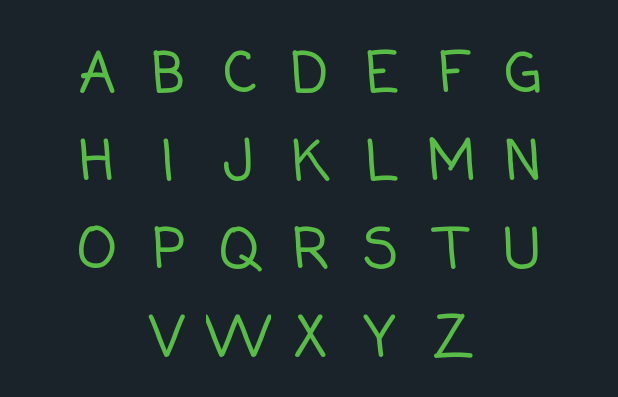
After one commit to 5akda/ThoeicHangman, an Android app: the layout fragment_keyboard.xml on its own in the app's theme, with its tools: preview values and no code run, on a phone screen of 412 x 824 dp. The commit adds this screen. Shown: the top 397 px of the screen. Run offline under Robolectric (Android 15) with nearby library versions, the phone set to English and light mode, and no system bars.

Commit message:
[Game] Keyboard Fragment

```diff
--- a/app/build.gradle
+++ b/app/build.gradle
@@ -15,7 +15,7 @@ android {
         minSdkVersion 23
         targetSdkVersion 29
         versionCode 1
-        versionName "1.0"
+        versionName "2021.4.21"
 
         testInstrumentationRunner "androidx.test.runner.AndroidJUnitRunner"
     }
--- a/app/src/main/AndroidManifest.xml
+++ b/app/src/main/AndroidManifest.xml
@@ -13,6 +13,9 @@
         android:label="@string/app_name"
         android:roundIcon="@mipmap/ic_launcher_round"
         android:supportsRtl="true"
+
+        android:isGame="true"
+
         android:theme="@style/MyAppTheme">
         <activity
             android:name=".ui.game.GameActivity"
--- /dev/null
+++ b/app/src/main/res/anim/fadein.xml
@@ -0,0 +1,4 @@
+<?xml version="1.0" encoding="utf-8"?>
+<alpha xmlns:android="http://schemas.android.com/apk/res/android"
+    android:interpolator="@android:anim/accelerate_interpolator"
+    android:fromAlpha="0.0" android:toAlpha="1.0" android:duration="500" />
--- /dev/null
+++ b/app/src/main/res/anim/fadeout.xml
@@ -0,0 +1,5 @@
+<?xml version="1.0" encoding="utf-8"?>
+
+<alpha xmlns:android="http://schemas.android.com/apk/res/android"
+    android:interpolator="@android:anim/accelerate_interpolator"
+    android:fromAlpha="1.0" android:toAlpha="0.0" android:duration="500" />
--- /dev/null
+++ b/app/src/main/res/layout/fragment_keyboard.xml
@@ -0,0 +1,113 @@
+<?xml version="1.0" encoding="utf-8"?>
+<androidx.constraintlayout.widget.ConstraintLayout xmlns:android="http://schemas.android.com/apk/res/android"
+    android:layout_width="match_parent"
+    android:layout_height="wrap_content"
+    android:paddingTop="24dp"
+    android:paddingBottom="20dp"
+    xmlns:app="http://schemas.android.com/apk/res-auto">
+
+    <LinearLayout
+        android:id="@+id/keyAG"
+        app:layout_constraintTop_toTopOf="parent"
+        app:layout_constraintStart_toStartOf="parent"
+        app:layout_constraintEnd_toEndOf="parent"
+        android:paddingBottom="3dp"
+        android:orientation="horizontal"
+        android:layout_width="wrap_content"
+        android:layout_height="wrap_content">
+
+        <TextView android:id="@+id/btnA" style="@style/Alphabets"
+            android:text="@string/A"/>
+        <TextView android:id="@+id/btnB" style="@style/Alphabets"
+            android:text="@string/B"/>
+        <TextView android:id="@+id/btnC" style="@style/Alphabets"
+            android:text="@string/C"/>
+        <TextView android:id="@+id/btnD" style="@style/Alphabets"
+            android:text="@string/D"/>
+        <TextView android:id="@+id/btnE" style="@style/Alphabets"
+            android:text="@string/E"/>
+        <TextView android:id="@+id/btnF" style="@style/Alphabets"
+            android:text="@string/F"/>
+        <TextView android:id="@+id/btnG" style="@style/Alphabets"
+            android:text="@string/G"/>
+
+    </LinearLayout>
+
+    <LinearLayout
+        android:id="@+id/keyHN"
+        app:layout_constraintTop_toBottomOf="@id/keyAG"
+        app:layout_constraintStart_toStartOf="parent"
+        app:layout_constraintEnd_toEndOf="parent"
+        android:paddingBottom="3dp"
+        android:orientation="horizontal"
+        android:layout_width="wrap_content"
+        android:layout_height="wrap_content">
+
+        <TextView android:id="@+id/btnH" style="@style/Alphabets"
+            android:text="@string/H"/>
+        <TextView android:id="@+id/btnI" style="@style/Alphabets"
+            android:text="@string/I"/>
+        <TextView android:id="@+id/btnJ" style="@style/Alphabets"
+            android:text="@string/J"/>
+        <TextView android:id="@+id/btnK" style="@style/Alphabets"
+            android:text="@string/K"/>
+        <TextView android:id="@+id/btnL" style="@style/Alphabets"
+            android:text="@string/L"/>
+        <TextView android:id="@+id/btnM" style="@style/Alphabets"
+            android:text="@string/M"/>
+        <TextView android:id="@+id/btnN" style="@style/Alphabets"
+            android:text="@string/N"/>
+
+    </LinearLayout>
+
+    <LinearLayout
+        android:id="@+id/keyOU"
+        app:layout_constraintTop_toBottomOf="@id/keyHN"
+        app:layout_constraintStart_toStartOf="parent"
+        app:layout_constraintEnd_toEndOf="parent"
+        android:paddingBottom="3dp"
+        android:orientation="horizontal"
+        android:layout_width="wrap_content"
+        android:layout_height="wrap_content">
+
+        <TextView android:id="@+id/btnO" style="@style/Alphabets"
+            android:text="@string/O"/>
+        <TextView android:id="@+id/btnP" style="@style/Alphabets"
+            android:text="@string/P"/>
+        <TextView android:id="@+id/btnQ" style="@style/Alphabets"
+            android:text="@string/Q"/>
+        <TextView android:id="@+id/btnR" style="@style/Alphabets"
+            android:text="@string/R"/>
+        <TextView android:id="@+id/btnS" style="@style/Alphabets"
+            android:text="@string/S"/>
+        <TextView android:id="@+id/btnT" style="@style/Alphabets"
+            android:text="@string/T"/>
+        <TextView android:id="@+id/btnU" style="@style/Alphabets"
+            android:text="@string/U"/>
+
+    </LinearLayout>
+
+    <LinearLayout
+        android:id="@+id/keyVZ"
+        app:layout_constraintTop_toBottomOf="@id/keyOU"
+        app:layout_constraintStart_toStartOf="parent"
+        app:layout_constraintEnd_toEndOf="parent"
+        android:paddingBottom="3dp"
+        android:orientation="horizontal"
+        android:layout_width="wrap_content"
+        android:layout_height="wrap_content">
+
+        <TextView android:id="@+id/btnV" style="@style/Alphabets"
+            android:text="@string/V"/>
+        <TextView android:id="@+id/btnW" style="@style/Alphabets"
+            android:text="@string/W"/>
+        <TextView android:id="@+id/btnX" style="@style/Alphabets"
+            android:text="@string/X"/>
+        <TextView android:id="@+id/btnY" style="@style/Alphabets"
+            android:text="@string/Y"/>
+        <TextView android:id="@+id/btnZ" style="@style/Alphabets"
+            android:text="@string/Z"/>
+
+    </LinearLayout>
+
+</androidx.constraintlayout.widget.ConstraintLayout>
--- a/app/src/main/res/values/colors.xml
+++ b/app/src/main/res/values/colors.xml
@@ -12,4 +12,8 @@
 	<color name="black">#000000</color>
 	<color name="textShadow">#7F000000</color>
 	<color name="white">#FFFFFF</color>
+	<!--color name="darkGray">#0F1619</color-->
+	<color name="darkGray">#1A2329</color>
+	<color name="alphabet">#58BC46</color>
+	<color name="clickedBtnAlphabet">#1B1410</color>
 </resources>
--- a/app/src/main/res/values/strings.xml
+++ b/app/src/main/res/values/strings.xml
@@ -7,4 +7,30 @@
     <string name="vocabulary">&#128209; VOCABULARY</string>
     <string name="rate">&#11088; RATE APP</string>
     <string name="about">&#127759; ABOUT</string>
+    <string name="A">A</string>
+    <string name="B">B</string>
+    <string name="C">C</string>
+    <string name="D">D</string>
+    <string name="E">E</string>
+    <string name="F">F</string>
+    <string name="G">G</string>
+    <string name="H">H</string>
+    <string name="I">I</string>
+    <string name="J">J</string>
+    <string name="K">K</string>
+    <string name="L">L</string>
+    <string name="M">M</string>
+    <string name="N">N</string>
+    <string name="O">O</string>
+    <string name="P">P</string>
+    <string name="Q">Q</string>
+    <string name="R">R</string>
+    <string name="S">S</string>
+    <string name="T">T</string>
+    <string name="U">U</string>
+    <string name="V">V</string>
+    <string name="W">W</string>
+    <string name="X">X</string>
+    <string name="Y">Y</string>
+    <string name="Z">Z</string>
 </resources>
--- a/app/src/main/res/values/styles.xml
+++ b/app/src/main/res/values/styles.xml
@@ -2,17 +2,29 @@
 
 	<style name="MyAppTheme" parent="Theme.MaterialComponents.Light.NoActionBar">
 
-		<item name="android:windowBackground">@android:color/black</item>
+		<item name="android:windowBackground">@color/darkGray</item>
 		<item name="android:windowNoTitle">true</item>
 		<item name="android:windowDisablePreview">true</item>
 		<item name="android:windowIsTranslucent">true</item>
 
 		<item name="android:windowDrawsSystemBarBackgrounds">true</item>
-		<item name="android:navigationBarColor">@android:color/black</item>
+		<item name="android:navigationBarColor">@color/darkGray</item>
 
 		<item name="colorPrimary">@color/ic_launcher_background</item>
 		<item name="colorPrimaryDark">@color/transparent</item>
 		<item name="colorAccent">@color/chalkPink</item>
 	</style>
 
+	<style name="Alphabets">
+		<item name="android:layout_width">43dp</item>
+		<item name="android:layout_height">wrap_content</item>
+		<item name="android:layout_marginStart">2dp</item>
+		<item name="android:layout_marginEnd">2dp</item>
+		<item name="android:gravity">center</item>
+		<item name="android:textColor">@color/alphabet</item>
+		<item name="android:textSize">36dp</item>
+		<item name="android:textStyle">bold</item>
+		<item name="android:fontFamily">casual</item>
+	</style>
+
 </resources>
```
Also changed, not shown: app/src/main/java/tech/parzival48/thoeic/ui/component/SnackbarMaker.kt (deleted, +0 -34 lines), app/src/main/java/tech/parzival48/thoeic/ui/game/GameActivity.kt (+17 -4 lines), app/src/main/java/tech/parzival48/thoeic/ui/game/KeyboardFragment.kt (added, +66 -0 lines), app/src/main/java/tech/parzival48/thoeic/ui/home/HomeActivity.kt (+15 -8 lines), app/src/main/java/tech/parzival48/thoeic/ui/home/HomeFragment.kt (+8 -6 lines), app/src/main/java/tech/parzival48/thoeic/ui/splash/SplashActivity.kt (+14 -10 lines), app/src/main/res/layout/activity_game.xml (added, +35 -0 lines), app/src/main/res/layout/activity_splash.xml (+12 -2 lines).
